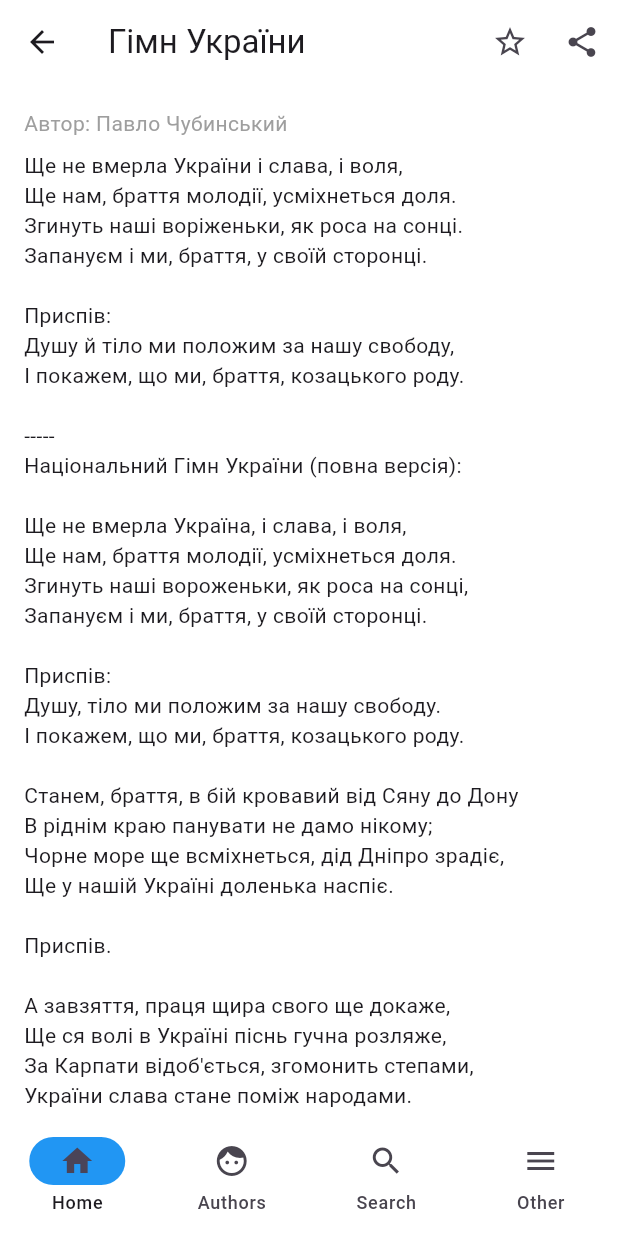
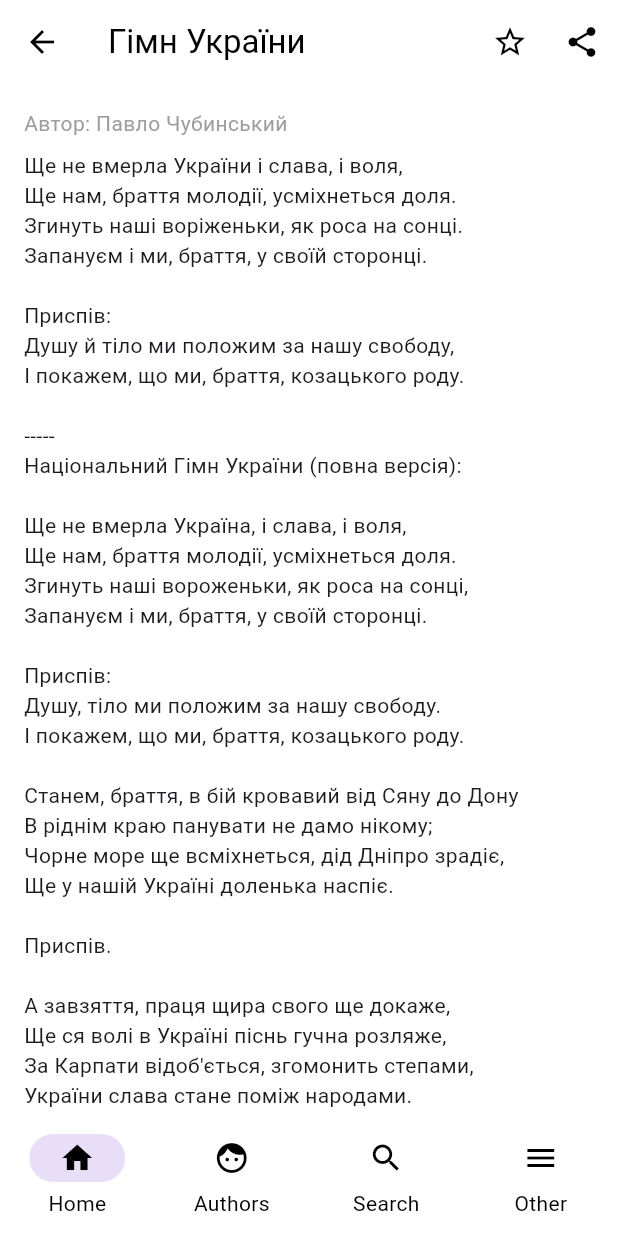
Before and after one commit to gvan/PisniFlutter, a Flutter app: the screen it shows after launch, after a tap on "Патріотичні", on a phone screen of 412 x 824 dp. Run offline on Flutter 3.47's test engine with Material 3 defaults, Android fonts, the phone set to English and light mode, and no system bars; our stand-ins replace flutter_svg, freezed_annotation, shared_preferences, vector_graphics.

Commit message:
add themes

```diff
--- a/lib/ui/common/categories_list.dart
+++ b/lib/ui/common/categories_list.dart
@@ -35,8 +35,13 @@ class CategoriesList extends StatelessWidget {
                       SizedBox(
                         width: 24,
                         height: 24,
-                        child: SvgPicture(AssetBytesLoader(
-                            'assets/icons/chevron_right.svg.vec')),
+                        child: SvgPicture(
+                          colorFilter: ColorFilter.mode(
+                              Theme.of(context).textTheme.bodyMedium!.color!,
+                              BlendMode.srcIn),
+                          AssetBytesLoader(
+                              'assets/icons/chevron_right.svg.vec'),
+                        ),
                       ),
                     ],
                   ),
--- a/lib/ui/core/main_app.dart
+++ b/lib/ui/core/main_app.dart
@@ -1,4 +1,5 @@
 import 'package:flutter/material.dart';
+import 'package:flutter/services.dart';
 import 'package:pisni/data/repository/settings/i_settings_repository.dart';
 import 'package:pisni/data/repository/settings/settings_repository.dart';
 import 'package:pisni/data/repository/songs/i_songs_repository.dart';
@@ -8,8 +9,10 @@ import 'package:pisni/data/service/preferences/i_preferences_service.dart';
 import 'package:pisni/data/service/songs/i_songs_service.dart';
 import 'package:pisni/data/service/songs/songs_service.dart';
 import 'package:pisni/l10n/app_localizations.dart';
+import 'package:pisni/ui/core/theme_view_model.dart';
 import 'package:pisni/ui/screens/favorite/favorite_view_model.dart';
 import 'package:pisni/ui/navigation/bottom_navigation.dart';
+import 'package:pisni/ui/styles/themes.dart';
 import 'package:provider/provider.dart';
 
 class MainApp extends StatelessWidget {
@@ -32,13 +35,24 @@ class MainApp extends StatelessWidget {
                     as ISettingsRepository),
         ChangeNotifierProvider(
             create: (context) =>
-                  FavoriteViewModel(songsRepository: context.read()))
+                FavoriteViewModel(songsRepository: context.read())),
+        ChangeNotifierProvider(
+            create: (context) =>
+                ThemeViewModel(settingsRepository: context.read()))
       ],
-        child: MaterialApp(
+      child: Builder(builder: (context) {
+        final themeMode =
+            context.select((ThemeViewModel viewModel) => viewModel.themeMode);
+
+        return MaterialApp(
           localizationsDelegates: AppLocalizations.localizationsDelegates,
           supportedLocales: AppLocalizations.supportedLocales,
-          theme: ThemeData(useMaterial3: true),
+          themeMode: themeMode,
+          theme: AppTheme.lightTheme,
+          darkTheme: AppTheme.darkTheme,
           home: BottomNavigation(),
-        ));
+        );
+      }),
+    );
   }
 }
--- /dev/null
+++ b/lib/ui/core/theme_view_model.dart
@@ -0,0 +1,21 @@
+import 'package:flutter/material.dart';
+import 'package:pisni/data/repository/settings/i_settings_repository.dart';
+import 'package:pisni/ui/extensions/styles.dart';
+
+class ThemeViewModel extends ChangeNotifier {
+  ThemeMode? _themeMode;
+  final ISettingsRepository _settingsRepository;
+
+  ThemeMode? get themeMode => _themeMode;
+
+  ThemeViewModel({required ISettingsRepository settingsRepository})
+      : _settingsRepository = settingsRepository {
+    loadTheme();
+  }
+
+  void loadTheme() async {
+    final settings = await _settingsRepository.getSettings();
+    _themeMode = settings.themeMode.toFlutter();
+    notifyListeners();
+  }
+}
--- /dev/null
+++ b/lib/ui/extensions/styles.dart
@@ -0,0 +1,15 @@
+import 'package:flutter/material.dart';
+import 'package:pisni/data/entity/settings.dart';
+
+extension FlutterThemeMode on AppThemeMode {
+  ThemeMode toFlutter() {
+    switch (this) {
+      case AppThemeMode.light:
+        return ThemeMode.light;
+      case AppThemeMode.dark:
+        return ThemeMode.dark;
+      case AppThemeMode.system:
+        return ThemeMode.system;
+    }
+  }
+}
--- a/lib/ui/navigation/bottom_navigation.dart
+++ b/lib/ui/navigation/bottom_navigation.dart
@@ -32,12 +32,8 @@ class _BottomNavigationState extends State<BottomNavigation> {
         List<GlobalKey<NavigatorState>>.generate(4, (int index) => GlobalKey())
             .toList();
     destinationWidgets = [
-      HomeNavigation(
-        navigatorKey: navigatorKeys[0],
-      ),
-      AuthorsNavigation(
-        navigatorKey: navigatorKeys[1],
-      ),
+      HomeNavigation(navigatorKey: navigatorKeys[0]),
+      AuthorsNavigation(navigatorKey: navigatorKeys[1]),
       SearchNavigation(navigatorKey: navigatorKeys[2]),
       OtherNavigation(navigatorKey: navigatorKeys[3]),
     ];
@@ -64,8 +60,6 @@ class _BottomNavigationState extends State<BottomNavigation> {
               NavigationDestination(
                   icon: Icon(Icons.menu), label: context.loc.other)
             ],
-            indicatorColor: Colors.blue,
-            backgroundColor: Colors.white,
           ),
           body: SafeArea(
             top: false,
--- a/lib/ui/screens/authors/authors_screen.dart
+++ b/lib/ui/screens/authors/authors_screen.dart
@@ -12,10 +12,8 @@ class AuthorsScreen extends StatelessWidget {
   Widget build(BuildContext context) {
     return Scaffold(
       appBar: AppBar(
-        backgroundColor: Colors.white,
         title: Text(AppLocalizations.of(context).authors),
       ),
-      backgroundColor: Colors.white,
       body: SafeArea(
           child: ListenableBuilder(
               listenable: viewModel,
--- a/lib/ui/screens/favorite/favorite_screen.dart
+++ b/lib/ui/screens/favorite/favorite_screen.dart
@@ -23,10 +23,8 @@ class FavoriteScreenState extends State<FavoriteScreen> {
     );
     return Scaffold(
       appBar: AppBar(
-        backgroundColor: Colors.white,
         title: Text(context.loc.favorite),
       ),
-      backgroundColor: Colors.white,
       body: SongsList(songs: songs),
     );
   }
--- a/lib/ui/screens/home/home_screen.dart
+++ b/lib/ui/screens/home/home_screen.dart
@@ -12,10 +12,8 @@ class HomeWidget extends StatelessWidget {
   Widget build(BuildContext context) {
     return Scaffold(
       appBar: AppBar(
-        backgroundColor: Colors.white,
         title: Text(context.loc.songs),
       ),
-      backgroundColor: Colors.white,
       body: SafeArea(
           child: ListenableBuilder(
               listenable: viewModel,
--- a/lib/ui/screens/other/other_screen.dart
+++ b/lib/ui/screens/other/other_screen.dart
@@ -15,9 +15,7 @@ class OtherScreen extends StatelessWidget {
   @override
   Widget build(BuildContext context) {
     return Scaffold(
-      backgroundColor: Colors.white,
       appBar: AppBar(
-        backgroundColor: Colors.white,
         title: Text(context.loc.other),
       ),
       body: Column(
@@ -58,7 +56,10 @@ class _MenuItem extends StatelessWidget {
           children: [
             Padding(
               padding: const EdgeInsets.all(8.0),
-              child: Icon(icon),
+              child: Icon(
+                icon,
+                color: Theme.of(context).textTheme.bodyMedium!.color,
+              ),
             ),
             Padding(
               padding: const EdgeInsets.all(8.0),
--- a/lib/ui/screens/search/search_screen.dart
+++ b/lib/ui/screens/search/search_screen.dart
@@ -21,9 +21,7 @@ class _SearchScreenState extends State<SearchScreen> {
     return Scaffold(
       appBar: AppBar(
         title: Text(context.loc.search),
-        backgroundColor: Colors.white,
       ),
-      backgroundColor: Colors.white,
       body: Padding(
         padding: const EdgeInsets.all(16.0),
         child: Column(
--- a/lib/ui/screens/settings/settings_screen.dart
+++ b/lib/ui/screens/settings/settings_screen.dart
@@ -1,5 +1,6 @@
 import 'package:flutter/material.dart';
 import 'package:pisni/data/entity/settings.dart';
+import 'package:pisni/ui/core/theme_view_model.dart';
 import 'package:pisni/ui/extensions/localization.dart';
 import 'package:pisni/ui/screens/settings/settings_view_model.dart';
 import 'package:provider/provider.dart';
@@ -14,9 +15,11 @@ class SettingsScreen extends StatelessWidget {
     });
 
     return Scaffold(
-      backgroundColor: Colors.white,
       appBar: AppBar(
-          backgroundColor: Colors.white, title: Text(context.loc.settings)),
+        title: Text(
+          context.loc.settings,
+        ),
+      ),
       body: settings != null ? _SettingsContent() : CircularProgressIndicator(),
     );
   }
@@ -26,6 +29,7 @@ class _SettingsContent extends StatelessWidget {
   @override
   Widget build(BuildContext context) {
     final viewModel = context.read<SettingsViewModel>();
+    final themeViewModel = context.read<ThemeViewModel>();
     final AppThemeMode theme = context.select((SettingsViewModel viewModel) {
       return viewModel.state.settings!.themeMode;
     });
@@ -45,7 +49,6 @@ class _SettingsContent extends StatelessWidget {
                 padding: const EdgeInsets.all(8.0),
                 child: DropdownButton<AppThemeMode>(
                   value: theme,
-                  dropdownColor: Colors.white,
                   items: AppThemeMode.values
                       .map(
                         (e) => DropdownMenuItem<AppThemeMode>(
@@ -56,6 +59,7 @@ class _SettingsContent extends StatelessWidget {
                       .toList(),
                   onChanged: (mode) {
                     viewModel.changeThemeMode(mode!);
+                    themeViewModel.loadTheme();
                   },
                 ),
               ),
--- a/lib/ui/screens/song/song_screen.dart
+++ b/lib/ui/screens/song/song_screen.dart
@@ -33,7 +33,6 @@ class _SongScreenState extends State<SongScreen> {
 
     return Scaffold(
       appBar: AppBar(
-        backgroundColor: Colors.white,
         title: Text(song.title),
         actions: [
           IconButton(
@@ -45,7 +44,6 @@ class _SongScreenState extends State<SongScreen> {
           IconButton(onPressed: () {}, icon: Icon(Icons.share))
         ],
       ),
-      backgroundColor: Colors.white,
       body: SafeArea(
           child: SingleChildScrollView(
         child: Padding(
--- a/lib/ui/screens/songs/songs_screen.dart
+++ b/lib/ui/screens/songs/songs_screen.dart
@@ -24,10 +24,8 @@ class _SongsScreenState extends State<SongsScreen> {
 
     return Scaffold(
       appBar: AppBar(
-        backgroundColor: Colors.white,
         title: Text(widget.category.title),
       ),
-      backgroundColor: Colors.white,
       body: SafeArea(
           child: Stack(
         children: [
--- a/lib/ui/styles/themes.dart
+++ b/lib/ui/styles/themes.dart
@@ -0,0 +1,70 @@
+import 'package:flutter/material.dart';
+import 'package:flutter/services.dart';
+
+class AppTheme {
+  static final ThemeData lightTheme = ThemeData.light().copyWith(
+    canvasColor: Colors.white,
+    scaffoldBackgroundColor: Colors.white,
+    appBarTheme: AppBarTheme(
+      backgroundColor: Colors.white,
+      iconTheme: IconThemeData(
+        color: Colors.black,
+      ),
+      titleTextStyle: TextStyle(
+        color: Colors.black,
+        fontSize: 22,
+        fontWeight: FontWeight.w400,
+      ),
+      systemOverlayStyle: SystemUiOverlayStyle(
+        statusBarColor: Colors.white,
+        systemNavigationBarColor: Colors.white,
+        statusBarBrightness: Brightness.light,
+        systemNavigationBarIconBrightness: Brightness.dark,
+      ),
+    ),
+    navigationBarTheme: NavigationBarThemeData(
+      backgroundColor: Colors.white,
+      labelTextStyle: WidgetStateProperty.fromMap({
+        WidgetState.selected: TextStyle(color: Colors.black),
+        ~WidgetState.selected: TextStyle(color: Colors.black),
+      }),
+      iconTheme: WidgetStateProperty.fromMap({
+        WidgetState.selected: IconThemeData(color: Colors.black),
+        ~WidgetState.selected: IconThemeData(color: Colors.black),
+      }),
+    ),
+  );
+
+  static final ThemeData darkTheme = ThemeData.dark().copyWith(
+    canvasColor: Colors.black,
+    scaffoldBackgroundColor: Colors.black,
+    appBarTheme: AppBarTheme(
+      backgroundColor: Colors.black,
+      iconTheme: IconThemeData(
+        color: Colors.white,
+      ),
+      titleTextStyle: TextStyle(
+        color: Colors.white,
+        fontSize: 22,
+        fontWeight: FontWeight.w400,
+      ),
+      systemOverlayStyle: SystemUiOverlayStyle(
+        statusBarColor: Colors.black,
+        systemNavigationBarColor: Colors.black,
+        statusBarBrightness: Brightness.dark,
+        systemNavigationBarIconBrightness: Brightness.light,
+      ),
+    ),
+    navigationBarTheme: NavigationBarThemeData(
+      backgroundColor: Colors.black,
+      labelTextStyle: WidgetStateProperty.fromMap({
+        WidgetState.selected: TextStyle(color: Colors.white),
+        ~WidgetState.selected: TextStyle(color: Colors.white),
+      }),
+      iconTheme: WidgetStateProperty.fromMap({
+        WidgetState.selected: IconThemeData(color: Colors.white),
+        ~WidgetState.selected: IconThemeData(color: Colors.white),
+      }),
+    ),
+  );
+}
```
Lines whose indentation alone changed are shown as unchanged.
